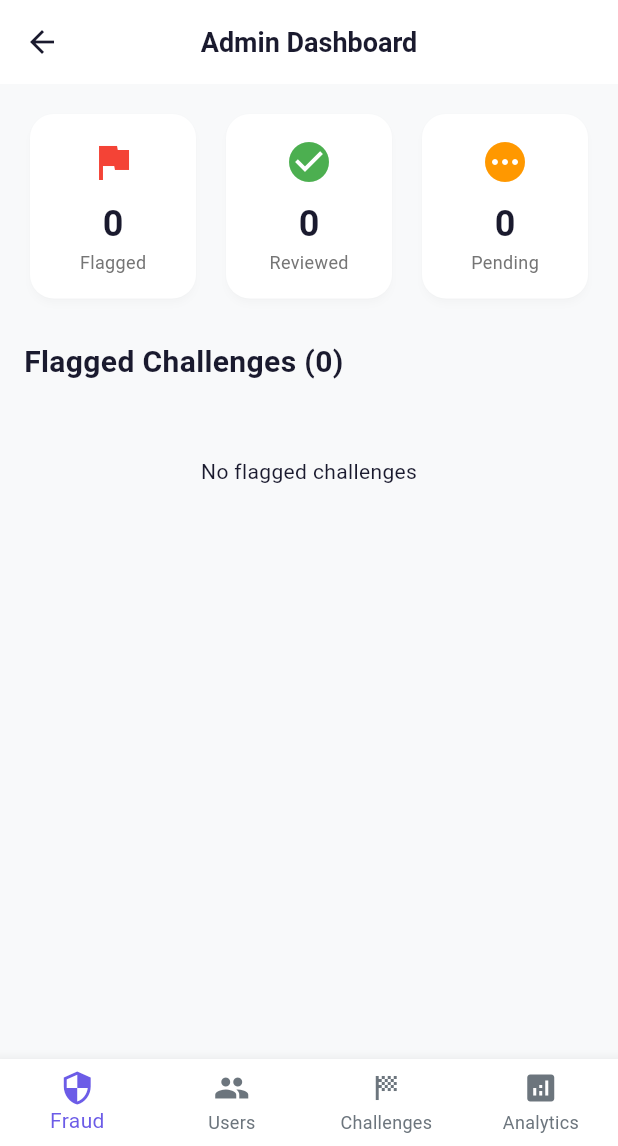
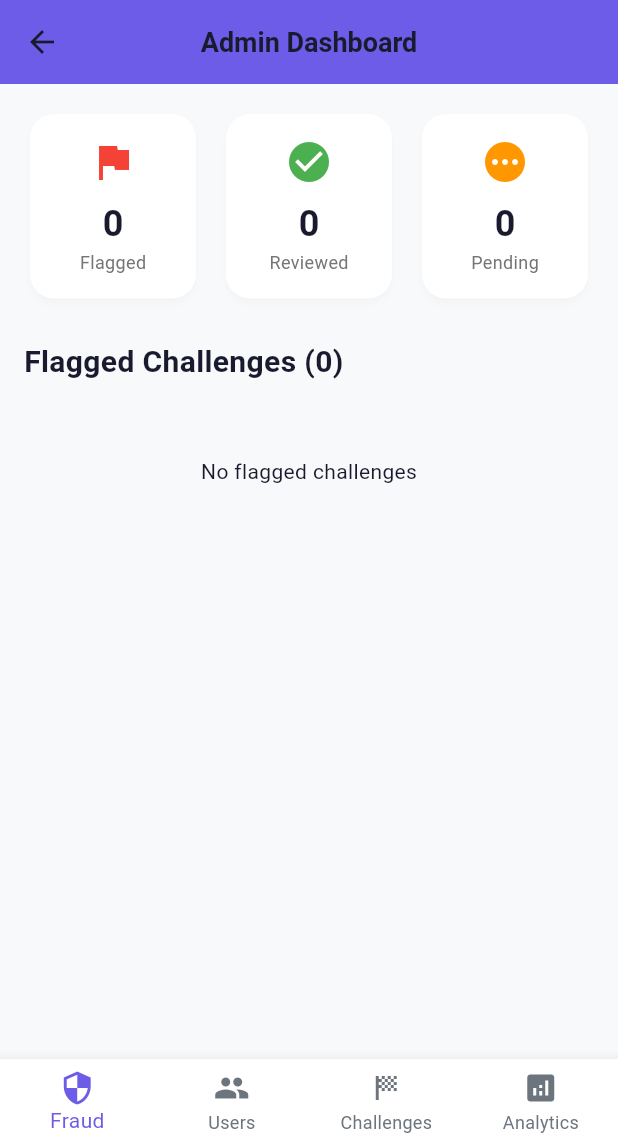
Before and after one commit to bbakenhus7/rivl, a Flutter app: the AdminDashboardScreen screen opened directly, on a phone screen of 412 x 824 dp, the part 90-1236 px from its top. Run offline on Flutter 3.47's test engine with Material 3 defaults, Android fonts, the phone set to English and light mode, and no system bars; our stand-ins replace cloud_firestore, cloud_functions, firebase_auth, firebase_core, firebase_messaging, fl_chart and 1 more; missing offline and left inert: flutter_stripe, health; accounts and stored records are empty.

Commit message:
Fix undefined AppTheme.primaryColor in admin dashboard
Replace 4 occurrences of AppTheme.primaryColor (undefined class) with
RivlColors.primary which is properly defined in utils/theme.dart.

https://claude.ai/code/session_014eEmp3fnXpDvD23HPbXVnH

```diff
--- a/lib/screens/admin/admin_dashboard_screen.dart
+++ b/lib/screens/admin/admin_dashboard_screen.dart
@@ -28,14 +28,14 @@ class _AdminDashboardScreenState extends State<AdminDashboardScreen> {
     return Scaffold(
       appBar: AppBar(
         title: const Text('Admin Dashboard'),
-        backgroundColor: AppTheme.primaryColor,
+        backgroundColor: RivlColors.primary,
       ),
       body: _screens[_selectedIndex],
       bottomNavigationBar: BottomNavigationBar(
         currentIndex: _selectedIndex,
         onTap: (index) => setState(() => _selectedIndex = index),
         type: BottomNavigationBarType.fixed,
-        selectedItemColor: AppTheme.primaryColor,
+        selectedItemColor: RivlColors.primary,
         items: const [
           BottomNavigationBarItem(
             icon: Icon(Icons.security),
@@ -233,7 +233,7 @@ class _FlaggedChallengeCard extends StatelessWidget {
                 ElevatedButton(
                   onPressed: () => _viewDetails(context, challenge),
                   style: ElevatedButton.styleFrom(
-                    backgroundColor: AppTheme.primaryColor,
+                    backgroundColor: RivlColors.primary,
                   ),
                   child: const Text('Review'),
                 ),
@@ -695,7 +695,7 @@ class ChallengeReviewScreen extends StatelessWidget {
     return Scaffold(
       appBar: AppBar(
         title: const Text('Challenge Review'),
-        backgroundColor: AppTheme.primaryColor,
+        backgroundColor: RivlColors.primary,
       ),
       body: ListView(
         padding: const EdgeInsets.all(16),
```
